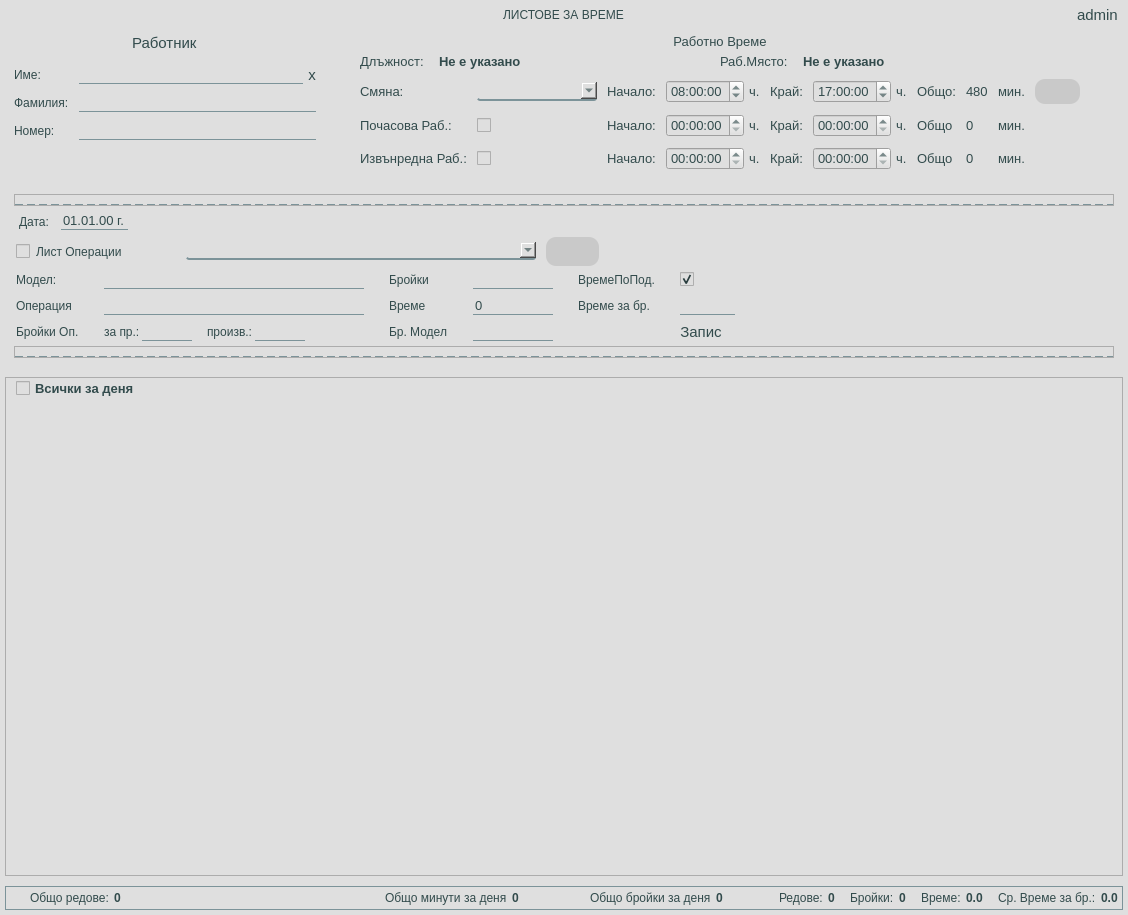
This is app/ui/widgets/customTimePapersWidget.ui in DevilPhp/WorkSalary.v01 as Qt 5 draws it before an edit. The edited form follows.
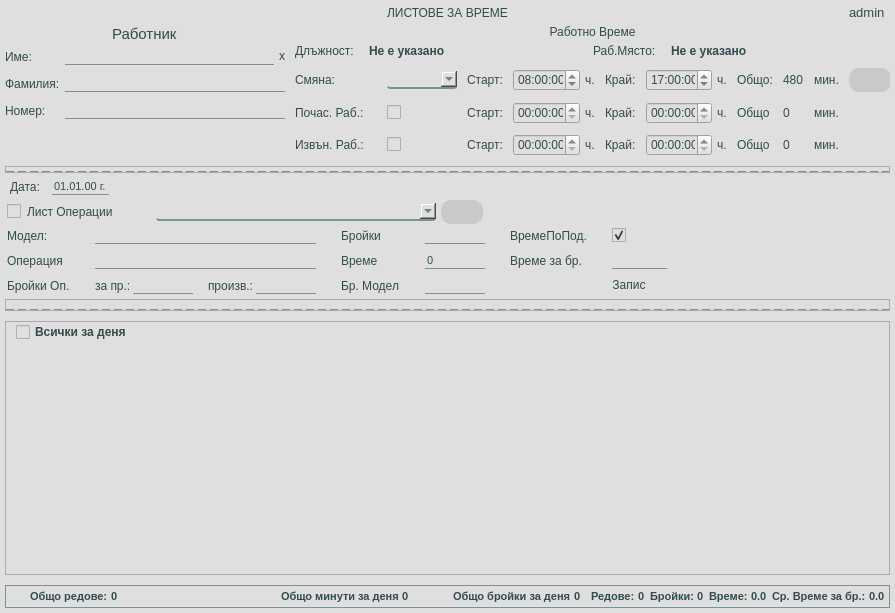
This is the edited form. Icons and pictures are not drawn.

Patch:
```diff
--- a/app/ui/widgets/customTimePapersWidget.ui
+++ b/app/ui/widgets/customTimePapersWidget.ui
@@ -6,14 +6,14 @@
    <rect>
     <x>0</x>
     <y>0</y>
-    <width>1128</width>
-    <height>915</height>
+    <width>895</width>
+    <height>613</height>
    </rect>
   </property>
   <property name="minimumSize">
    <size>
-    <width>900</width>
-    <height>800</height>
+    <width>800</width>
+    <height>580</height>
    </size>
   </property>
   <property name="windowTitle">
@@ -22,7 +22,7 @@
   <property name="styleSheet">
    <string notr="true">*{
 	background-color: #dfdfdf;
-	font: 600 11pt &quot;Segoe UI&quot;;
+	font: 600 9pt &quot;Segoe UI&quot;;
 	color: #324b4c;
 }
 
@@ -40,7 +40,7 @@
 	border: none;
 	border-radius: 10px;
 	padding: 5px;
-	font-size: 12pt;
+	font-size: 9pt;
 }
 
 QPushButton:hover{
@@ -48,7 +48,7 @@
 }
 
 #addNewTimePaperBtn {
-	font-size: 11pt;
+	font-size: 9pt;
 }
 
 #operationsGroupsCheckBox {
@@ -62,7 +62,7 @@
 
 QLineEdit, QDateEdit{
 	border: none;
-	font-size: 10pt;
+	font-size: 8pt;
 	border-bottom: 1px solid #7c9399;
 }
 
@@ -73,6 +73,7 @@
 
 QMenu::item {
 	padding: 5px;
+	font-size: 8pt;
 }
 
 QMenu::item:disabled {
@@ -87,15 +88,16 @@
 #clearWorkerNameBtn {
 	padding: 0;
 	background-color: #dfdfdf;
-	font-size: 11pt;
-	font-weght: 900;
+	font-size: 9pt;
+	font-weght: 700;
 }
 
 #statusBar {
 	border: 1px solid #7c9399;
 }
 #statusBar *{
-	font-size: 9pt;
+	font-size: 8pt;
+	font-weight: 500;
 }
 
 #avrTimePerPiece, #totalSelectedPieces, #totalSelectedTime, #totalSelectedRows, #totalViewRows, #totalWorkingMins,
@@ -104,7 +106,7 @@
 }
 
 #modelHolder QLabel, #newModelInfoHolder * , #widget_11 *{
-	font-size: 10pt;
+	font-size: 9pt;
 }
 
 #overtimeWarning {
@@ -117,7 +119,7 @@
 }
 
 #pageTitle {
-	font: 700 13pt &quot;Segoe UI&quot;;
+	font: 700 11pt &quot;Segoe UI&quot;;
 }
 
 #calendarBtn {
@@ -139,7 +141,7 @@
 }
 
 #usernameLabel {
-	font-size: 11pt;
+	font-size: 10pt;
 }
 
 #workerPlaceLineEdit, #workerPositionLineEdit {
@@ -147,12 +149,12 @@
 }
 
 #widget_3 * {
-	font-size: 10pt;
+	font-size: 9pt;
 }
 
 #showAllCheckBox {
 	font-weight: 600;
-	font-size: 10pt;
+	font-size: 9pt;
 }
 
 QComboBox{
@@ -163,25 +165,25 @@
 
 QComboBox::drop-down{
 	image: url(':/icons/app/assets/icons/Alt-Arrow-Down--Streamline-Solar-Broken.svg');
-	width: 18px;
-	height: 18px;
+	width: 16px;
+	height: 16px;
 }
 
 QComboBox:hover{
 	color: #2b2b2c;
-	font: 720 10.5pt &quot;Segoe UI&quot;;
+	font: 700 9pt &quot;Segoe UI&quot;;
 	border-radius: 0px;
 	alternate-background-color: #2c313c;
 }
 QComboBox::item:selected{
 	color: #2b2b2c;
-	font: 900 10.5pt &quot;Segoe UI&quot;;
+	font: 700 9pt &quot;Segoe UI&quot;;
 	border-radius: 0px;
 }
 QComboBox::item{
 	color: #324b4c;
-	font: 700 10pt &quot;Segoe UI&quot;;
-	height: 11px;  
+	font: 600 9pt &quot;Segoe UI&quot;;
+	height: 9px;  
 	border: 4px solid transparent;
 	padding: 0px 8px 0px 8px;
 }
@@ -209,7 +211,7 @@
     <widget class="QWidget" name="widget" native="true">
      <layout class="QVBoxLayout" name="verticalLayout_4">
       <property name="spacing">
-       <number>10</number>
+       <number>5</number>
       </property>
       <property name="leftMargin">
        <number>0</number>
@@ -273,7 +275,7 @@
           <widget class="QWidget" name="userHolder" native="true">
            <layout class="QHBoxLayout" name="horizontalLayout_3">
             <property name="spacing">
-             <number>10</number>
+             <number>3</number>
             </property>
             <property name="leftMargin">
              <number>0</number>
@@ -298,8 +300,8 @@
               </property>
               <property name="iconSize">
                <size>
-                <width>24</width>
-                <height>24</height>
+                <width>18</width>
+                <height>18</height>
                </size>
               </property>
              </widget>
@@ -318,8 +320,8 @@
               </property>
               <property name="iconSize">
                <size>
-                <width>24</width>
-                <height>24</height>
+                <width>18</width>
+                <height>18</height>
                </size>
               </property>
              </widget>
@@ -353,7 +355,7 @@
         </property>
         <layout class="QHBoxLayout" name="horizontalLayout_5">
          <property name="spacing">
-          <number>35</number>
+          <number>10</number>
          </property>
          <property name="leftMargin">
           <number>0</number>
@@ -371,10 +373,16 @@
           <widget class="QWidget" name="workerHolder" native="true">
            <property name="minimumSize">
             <size>
-             <width>320</width>
+             <width>280</width>
              <height>0</height>
             </size>
            </property>
+           <property name="maximumSize">
+            <size>
+             <width>16777215</width>
+             <height>16777215</height>
+            </size>
+           </property>
            <layout class="QVBoxLayout" name="verticalLayout_5">
             <property name="spacing">
              <number>5</number>
@@ -405,11 +413,38 @@
             </item>
             <item>
              <widget class="QWidget" name="widget_7" native="true">
+              <property name="minimumSize">
+               <size>
+                <width>0</width>
+                <height>0</height>
+               </size>
+              </property>
+              <property name="maximumSize">
+               <size>
+                <width>16777215</width>
+                <height>16777215</height>
+               </size>
+              </property>
               <layout class="QVBoxLayout" name="verticalLayout_7">
+               <property name="spacing">
+                <number>0</number>
+               </property>
+               <property name="leftMargin">
+                <number>0</number>
+               </property>
+               <property name="topMargin">
+                <number>0</number>
+               </property>
+               <property name="rightMargin">
+                <number>0</number>
+               </property>
+               <property name="bottomMargin">
+                <number>0</number>
+               </property>
                <item>
                 <layout class="QFormLayout" name="modeLayout">
                  <property name="horizontalSpacing">
-                  <number>10</number>
+                  <number>5</number>
                  </property>
                  <property name="verticalSpacing">
                   <number>10</number>
@@ -475,6 +510,12 @@
                     </property>
                     <item>
                      <widget class="QLineEdit" name="workerNameLineEdit">
+                      <property name="maximumSize">
+                       <size>
+                        <width>16777215</width>
+                        <height>16777215</height>
+                       </size>
+                      </property>
                       <property name="text">
                        <string/>
                       </property>
@@ -781,7 +822,7 @@
                     <item row="2" column="2">
                      <widget class="QLabel" name="label_3">
                       <property name="text">
-                       <string>Начало:</string>
+                       <string>Старт:</string>
                       </property>
                      </widget>
                     </item>
@@ -795,7 +836,7 @@
                     <item row="1" column="0">
                      <widget class="QLabel" name="label_9">
                       <property name="text">
-                       <string>Почасова Раб.:</string>
+                       <string>Почас. Раб.:</string>
                       </property>
                      </widget>
                     </item>
@@ -847,7 +888,7 @@
                     <item row="0" column="2">
                      <widget class="QLabel" name="label_7">
                       <property name="text">
-                       <string>Начало:</string>
+                       <string>Старт:</string>
                       </property>
                      </widget>
                     </item>
@@ -875,7 +916,7 @@
                     <item row="1" column="2">
                      <widget class="QLabel" name="label_8">
                       <property name="text">
-                       <string>Начало:</string>
+                       <string>Старт:</string>
                       </property>
                      </widget>
                     </item>
@@ -1011,7 +1052,7 @@
                     <item row="2" column="0">
                      <widget class="QLabel" name="label_6">
                       <property name="text">
-                       <string>Извънредна Раб.:</string>
+                       <string>Извън. Раб.:</string>
                       </property>
                      </widget>
                     </item>
@@ -1060,8 +1101,8 @@
                       </property>
                       <property name="iconSize">
                        <size>
-                        <width>18</width>
-                        <height>18</height>
+                        <width>16</width>
+                        <height>16</height>
                        </size>
                       </property>
                      </widget>
@@ -1070,7 +1111,7 @@
                      <widget class="QComboBox" name="shiftNameLineEdit">
                       <property name="minimumSize">
                        <size>
-                        <width>120</width>
+                        <width>70</width>
                         <height>0</height>
                        </size>
                       </property>
@@ -1130,8 +1171,8 @@
                          </property>
                          <property name="iconSize">
                           <size>
-                           <width>20</width>
-                           <height>20</height>
+                           <width>16</width>
+                           <height>16</height>
                           </size>
                          </property>
                         </widget>
@@ -1162,6 +1203,21 @@
          </sizepolicy>
         </property>
         <layout class="QVBoxLayout" name="verticalLayout_2">
+         <property name="spacing">
+          <number>5</number>
+         </property>
+         <property name="leftMargin">
+          <number>0</number>
+         </property>
+         <property name="topMargin">
+          <number>0</number>
+         </property>
+         <property name="rightMargin">
+          <number>0</number>
+         </property>
+         <property name="bottomMargin">
+          <number>0</number>
+         </property>
          <item>
           <widget class="QFrame" name="optionsHolder">
            <property name="frameShape">
@@ -1172,7 +1228,7 @@
            </property>
            <layout class="QHBoxLayout" name="horizontalLayout_4">
             <property name="spacing">
-             <number>10</number>
+             <number>5</number>
             </property>
             <property name="leftMargin">
              <number>0</number>
@@ -1184,7 +1240,7 @@
              <number>0</number>
             </property>
             <property name="bottomMargin">
-             <number>10</number>
+             <number>5</number>
             </property>
            </layout>
           </widget>
@@ -1253,7 +1309,7 @@
                    <second>0</second>
                    <year>1990</year>
                    <month>8</month>
-                   <day>31</day>
+                   <day>28</day>
                   </datetime>
                  </property>
                  <property name="displayFormat">
@@ -1280,8 +1336,8 @@
                  </property>
                  <property name="iconSize">
                   <size>
-                   <width>24</width>
-                   <height>24</height>
+                   <width>18</width>
+                   <height>18</height>
                   </size>
                  </property>
                 </widget>
@@ -1320,7 +1376,7 @@
               </property>
               <layout class="QVBoxLayout" name="verticalLayout_3">
                <property name="spacing">
-                <number>5</number>
+                <number>3</number>
                </property>
                <property name="leftMargin">
                 <number>2</number>
@@ -1344,7 +1400,7 @@
                  </property>
                  <layout class="QHBoxLayout" name="horizontalLayout_30">
                   <property name="spacing">
-                   <number>10</number>
+                   <number>5</number>
                   </property>
                   <property name="leftMargin">
                    <number>0</number>
@@ -1395,7 +1451,7 @@
                    <widget class="QComboBox" name="operationsGroupComboBox">
                     <property name="minimumSize">
                      <size>
-                      <width>350</width>
+                      <width>280</width>
                       <height>0</height>
                      </size>
                     </property>
@@ -1424,8 +1480,8 @@
                     </property>
                     <property name="iconSize">
                      <size>
-                      <width>18</width>
-                      <height>18</height>
+                      <width>15</width>
+                      <height>15</height>
                      </size>
                     </property>
                    </widget>
@@ -1464,7 +1520,7 @@
                    </property>
                    <property name="maximumSize">
                     <size>
-                     <width>80</width>
+                     <width>60</width>
                      <height>16777215</height>
                     </size>
                    </property>
@@ -1477,7 +1533,7 @@
                   <widget class="QLineEdit" name="clientModelsLineEdit">
                    <property name="minimumSize">
                     <size>
-                     <width>260</width>
+                     <width>200</width>
                      <height>0</height>
                     </size>
                    </property>
@@ -1507,7 +1563,7 @@
                   <widget class="QLineEdit" name="piecesTimeLineEdit">
                    <property name="maximumSize">
                     <size>
-                     <width>80</width>
+                     <width>60</width>
                      <height>16777215</height>
                     </size>
                    </property>
@@ -1549,8 +1605,8 @@
                    </property>
                    <property name="iconSize">
                     <size>
-                     <width>24</width>
-                     <height>24</height>
+                     <width>18</width>
+                     <height>18</height>
                     </size>
                    </property>
                   </widget>
@@ -1636,7 +1692,7 @@
                         <widget class="QLineEdit" name="piecesForProdLineEdit">
                          <property name="maximumSize">
                           <size>
-                           <width>50</width>
+                           <width>60</width>
                            <height>16777215</height>
                           </size>
                          </property>
@@ -1683,7 +1739,7 @@
                         <widget class="QLineEdit" name="piecesProducedLineEdit">
                          <property name="maximumSize">
                           <size>
-                           <width>50</width>
+                           <width>60</width>
                            <height>16777215</height>
                           </size>
                          </property>
@@ -1728,7 +1784,7 @@
                   <widget class="QLineEdit" name="modelTotalPiecesLineEdit">
                    <property name="maximumSize">
                     <size>
-                     <width>80</width>
+                     <width>60</width>
                      <height>16777215</height>
                     </size>
                    </property>
@@ -1798,8 +1854,8 @@
        <rect>
         <x>0</x>
         <y>0</y>
-        <width>1116</width>
-        <height>459</height>
+        <width>883</width>
+        <height>229</height>
        </rect>
       </property>
       <layout class="QVBoxLayout" name="verticalLayout_12">
@@ -1926,7 +1982,7 @@
           <widget class="QWidget" name="widget_17" native="true">
            <layout class="QHBoxLayout" name="horizontalLayout_25">
             <property name="spacing">
-             <number>5</number>
+             <number>3</number>
             </property>
             <property name="leftMargin">
              <number>0</number>
@@ -1982,7 +2038,7 @@
           <widget class="QWidget" name="totalWorkingMinsHolder" native="true">
            <layout class="QHBoxLayout" name="horizontalLayout_27">
             <property name="spacing">
-             <number>5</number>
+             <number>3</number>
             </property>
             <property name="leftMargin">
              <number>0</number>
@@ -2021,8 +2077,8 @@
               </property>
               <property name="iconSize">
                <size>
-                <width>22</width>
-                <height>22</height>
+                <width>18</width>
+                <height>18</height>
                </size>
               </property>
              </widget>
@@ -2034,7 +2090,7 @@
           <widget class="QWidget" name="totalProdPiecesHolder" native="true">
            <layout class="QHBoxLayout" name="horizontalLayout_19">
             <property name="spacing">
-             <number>5</number>
+             <number>3</number>
             </property>
             <property name="leftMargin">
              <number>0</number>
@@ -2078,7 +2134,7 @@
         </property>
         <layout class="QHBoxLayout" name="horizontalLayout_20">
          <property name="spacing">
-          <number>15</number>
+          <number>5</number>
          </property>
          <property name="leftMargin">
           <number>0</number>
@@ -2096,7 +2152,7 @@
           <widget class="QWidget" name="widget_16" native="true">
            <layout class="QHBoxLayout" name="horizontalLayout_24">
             <property name="spacing">
-             <number>5</number>
+             <number>3</number>
             </property>
             <property name="leftMargin">
              <number>0</number>
@@ -2131,7 +2187,7 @@
           <widget class="QWidget" name="widget_10" native="true">
            <layout class="QHBoxLayout" name="horizontalLayout_22">
             <property name="spacing">
-             <number>5</number>
+             <number>3</number>
             </property>
             <property name="leftMargin">
              <number>0</number>
@@ -2172,7 +2228,7 @@
            </property>
            <layout class="QHBoxLayout" name="horizontalLayout_23">
             <property name="spacing">
-             <number>5</number>
+             <number>3</number>
             </property>
             <property name="leftMargin">
              <number>0</number>
@@ -2213,7 +2269,7 @@
            </property>
            <layout class="QHBoxLayout" name="horizontalLayout_26">
             <property name="spacing">
-             <number>5</number>
+             <number>3</number>
             </property>
             <property name="leftMargin">
              <number>0</number>
```
